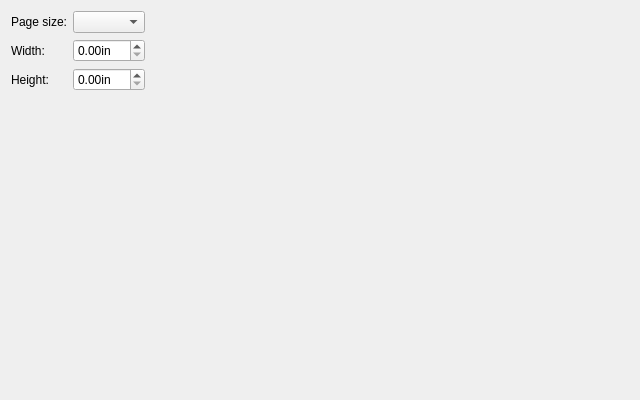
This is glabels/ui/TemplateDesignerPageSizePage.ui in jimevins/glabels-qt as Qt 5 draws it before an edit. The edited form follows.
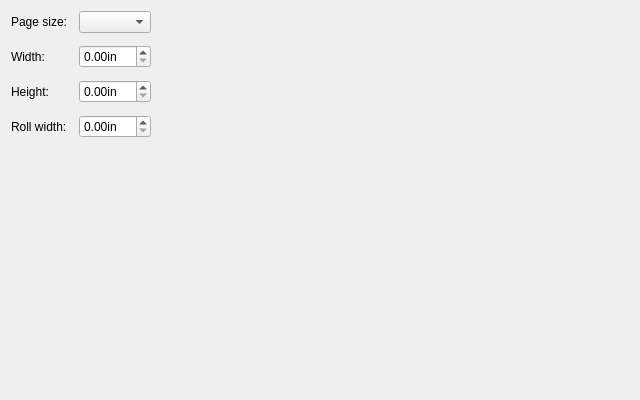
This is the edited form.

Commit message:
Implement continuous tape labels and path-based label shapes.
- Added "roll" as a special paper id
- Added roll_width attribute to draw tape in previews
- Updated Brother QL-500/* label templates
- Preserve print dialog settings between print jobs.
- Added path based labels for arbitrary shaped labels.
- Fleshed out implementation of continuous labels.

```diff
--- a/glabels/ui/TemplateDesignerPageSizePage.ui
+++ b/glabels/ui/TemplateDesignerPageSizePage.ui
@@ -25,68 +25,7 @@
   <property name="windowTitle">
    <string>Form</string>
   </property>
-  <layout class="QGridLayout" name="gridLayout_2">
-   <item row="0" column="0">
-    <layout class="QGridLayout" name="gridLayout">
-     <item row="0" column="0">
-      <widget class="QLabel" name="label">
-       <property name="text">
-        <string>Page size:</string>
-       </property>
-      </widget>
-     </item>
-     <item row="1" column="0">
-      <widget class="QLabel" name="label_2">
-       <property name="text">
-        <string>Width:</string>
-       </property>
-      </widget>
-     </item>
-     <item row="1" column="1">
-      <widget class="QDoubleSpinBox" name="wSpin">
-       <property name="accelerated">
-        <bool>true</bool>
-       </property>
-       <property name="suffix">
-        <string notr="true">in</string>
-       </property>
-      </widget>
-     </item>
-     <item row="2" column="0">
-      <widget class="QLabel" name="label_3">
-       <property name="text">
-        <string>Height:</string>
-       </property>
-      </widget>
-     </item>
-     <item row="2" column="1">
-      <widget class="QDoubleSpinBox" name="hSpin">
-       <property name="accelerated">
-        <bool>true</bool>
-       </property>
-       <property name="suffix">
-        <string notr="true">in</string>
-       </property>
-      </widget>
-     </item>
-     <item row="0" column="1">
-      <widget class="QComboBox" name="pageSizeCombo"/>
-     </item>
-    </layout>
-   </item>
-   <item row="0" column="1">
-    <spacer name="horizontalSpacer">
-     <property name="orientation">
-      <enum>Qt::Horizontal</enum>
-     </property>
-     <property name="sizeHint" stdset="0">
-      <size>
-       <width>182</width>
-       <height>20</height>
-      </size>
-     </property>
-    </spacer>
-   </item>
+  <layout class="QGridLayout" name="gridLayout_3">
    <item row="1" column="0">
     <spacer name="verticalSpacer">
      <property name="orientation">
@@ -100,6 +39,94 @@
      </property>
     </spacer>
    </item>
+   <item row="0" column="1">
+    <spacer name="horizontalSpacer">
+     <property name="orientation">
+      <enum>Qt::Horizontal</enum>
+     </property>
+     <property name="sizeHint" stdset="0">
+      <size>
+       <width>182</width>
+       <height>20</height>
+      </size>
+     </property>
+    </spacer>
+   </item>
+   <item row="0" column="0">
+    <layout class="QHBoxLayout" name="horizontalLayout">
+     <property name="spacing">
+      <number>12</number>
+     </property>
+     <item>
+      <layout class="QGridLayout" name="gridLayout">
+       <item row="2" column="1">
+        <widget class="QDoubleSpinBox" name="hSpin">
+         <property name="accelerated">
+          <bool>true</bool>
+         </property>
+         <property name="suffix">
+          <string notr="true">in</string>
+         </property>
+        </widget>
+       </item>
+       <item row="3" column="0">
+        <widget class="QLabel" name="rollWLabel">
+         <property name="text">
+          <string>Roll width:</string>
+         </property>
+        </widget>
+       </item>
+       <item row="2" column="0">
+        <widget class="QLabel" name="hLabel">
+         <property name="text">
+          <string>Height:</string>
+         </property>
+        </widget>
+       </item>
+       <item row="0" column="1">
+        <widget class="QComboBox" name="pageSizeCombo"/>
+       </item>
+       <item row="1" column="0">
+        <widget class="QLabel" name="wLabel">
+         <property name="text">
+          <string>Width:</string>
+         </property>
+        </widget>
+       </item>
+       <item row="3" column="1">
+        <widget class="QDoubleSpinBox" name="rollWSpin">
+         <property name="suffix">
+          <string notr="true">in</string>
+         </property>
+        </widget>
+       </item>
+       <item row="1" column="1">
+        <widget class="QDoubleSpinBox" name="wSpin">
+         <property name="sizePolicy">
+          <sizepolicy hsizetype="Minimum" vsizetype="Fixed">
+           <horstretch>0</horstretch>
+           <verstretch>0</verstretch>
+          </sizepolicy>
+         </property>
+         <property name="accelerated">
+          <bool>true</bool>
+         </property>
+         <property name="suffix">
+          <string notr="true">in</string>
+         </property>
+        </widget>
+       </item>
+       <item row="0" column="0">
+        <widget class="QLabel" name="label">
+         <property name="text">
+          <string>Page size:</string>
+         </property>
+        </widget>
+       </item>
+      </layout>
+     </item>
+    </layout>
+   </item>
   </layout>
  </widget>
  <resources/>
```
The commit also changes 134 other files.
